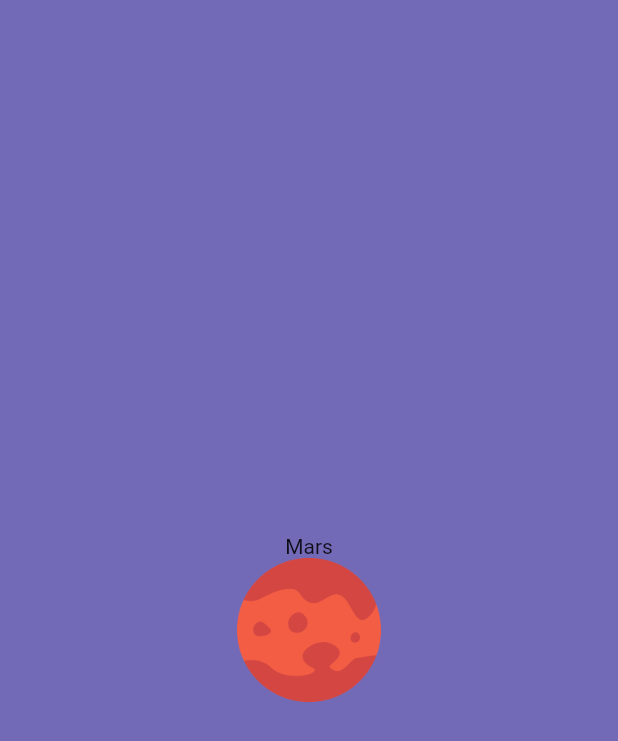
After one commit to bealber8/FlutterPlanetsApp, a Flutter app: the screen it shows after launch, after a tap on "Mars", on a phone screen of 412 x 824 dp. The commit adds this screen. Shown: the top 741 px of the screen. Run offline on Flutter 3.47's test engine with Material 2 defaults, Android fonts, the phone set to English and light mode, and no system bars.

Commit message:
Routing and navigation

```diff
--- a/lib/main.dart
+++ b/lib/main.dart
@@ -1,4 +1,5 @@
 import 'package:flutter/material.dart';
+import 'package:planetsapp/ui/detail/detailPage.dart';
 import 'package:planetsapp/ui/home/home_page.dart';
 
 void main() {
@@ -6,5 +7,5 @@ void main() {
   runApp(new MaterialApp(
     title: "Planets",
     home: new HomePage(),
-  ));
+  ),);
 }
--- /dev/null
+++ b/lib/ui/detail/detailPage.dart
@@ -0,0 +1,32 @@
+import 'package:flutter/material.dart';
+import 'package:planetsapp/model/planets.dart';
+
+class DetailPage extends StatelessWidget{
+
+  final Planet planet;
+
+  DetailPage(this.planet);
+
+  @override
+  Widget build(BuildContext context) {
+    return new Scaffold(
+      body: new Container(
+        color: const Color(0xFF736AB7),
+        constraints: new BoxConstraints.expand(),
+        child: new Column(
+          mainAxisAlignment: MainAxisAlignment.center,
+          children: <Widget>[
+            new Text(planet.name),
+            new Hero(tag: "planet-hero-${planet.id}",
+              child: new Image.asset(
+                planet.image,
+                width:96.0,
+                height:96.0
+              ),
+            ),
+          ],
+        ),
+      ),
+    );
+  }
+}
--- a/lib/ui/home/planetRow.dart
+++ b/lib/ui/home/planetRow.dart
@@ -1,5 +1,6 @@
 import 'package:flutter/material.dart';
 import 'package:planetsapp/model/planets.dart';
+import 'package:planetsapp/ui/detail/detailPage.dart';
 
 class PlanetRow extends StatelessWidget {
 
@@ -14,10 +15,13 @@ class PlanetRow extends StatelessWidget {
         vertical: 16.0
       ),
       alignment: FractionalOffset.centerLeft,
+      child: new Hero(
+        tag: "planet-hero-${planet.id}",
         child: new Image(
         image: new AssetImage(planet.image),
         height: 92.0,
         width: 92.0,
+        ),
       ),
     );
 
@@ -112,7 +116,12 @@ class PlanetRow extends StatelessWidget {
 
   // @override
   // Widget build(BuildContext context) {
-    return new Container(
+    return new GestureDetector(
+      onTap: () => Navigator.of(context).push(new PageRouteBuilder(
+        pageBuilder: (_, __, ___) => new DetailPage(planet),
+      )),
+      child: new Container(
+        height: 120.0,
         margin: const EdgeInsets.symmetric(
           vertical: 16.0,
           horizontal: 24.0,
@@ -123,6 +132,7 @@ class PlanetRow extends StatelessWidget {
             planetThumbnail,
           ] //coloca los elementos uno encima del otro en el eje z
         ),
+      )
     );
   }
 }
```
Lines whose indentation alone changed are shown as unchanged.
